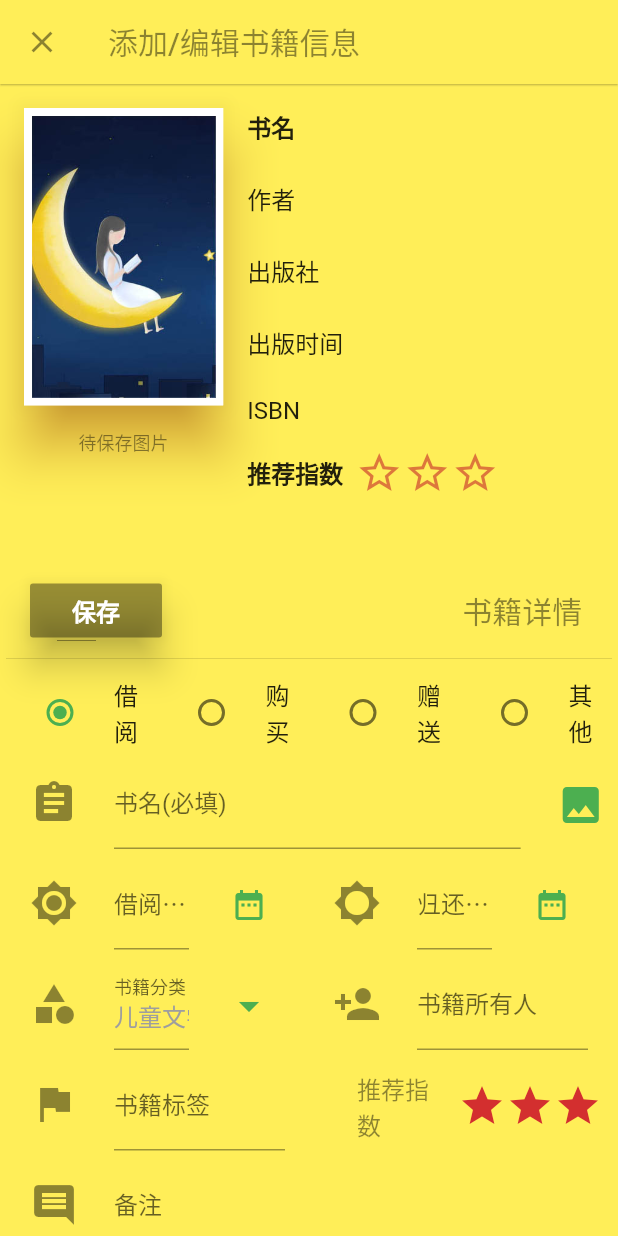
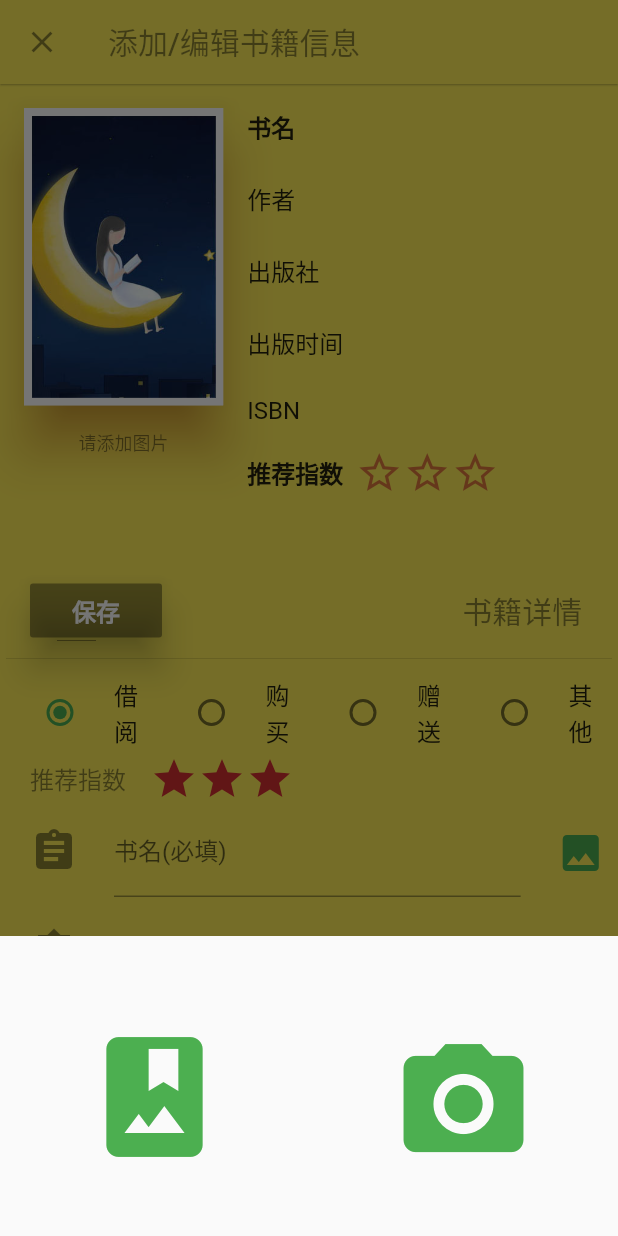
Before and after one commit to xuHarry9809/BookManager, a Flutter app: the AddBookForm screen opened by its route, after a tap on the "image" icon, on a phone screen of 412 x 824 dp. Run offline on Flutter 3.47's test engine with Material 2 defaults, Android fonts, the phone set to English and light mode, and no system bars; drawn by our look-alikes of smooth_star_rating; our stand-ins replace dio, flutter_datetime_picker, fluttertoast, image_picker, sqflite, transparent_image; accounts and stored records are empty; network calls fail.

Commit message:
initial project

```diff
--- a/lib/app_widget/forms/addbook_form.dart
+++ b/lib/app_widget/forms/addbook_form.dart
@@ -249,11 +249,44 @@ class AddBookFormState extends State<AddBookForm> {
   }
 
   Future _selectImage() async{
-      var image = await ImagePicker.pickImage(source: ImageSource.gallery);
+      showModalBottomSheet(
+         context: context,
+         builder:(BuildContext context) {
+            return new Container(
+              height: 200,
+              child:  new Row(
+                children: <Widget>[
+                  Expanded(
+                    child: Container(
+                       padding:EdgeInsets.only(bottom: 50),
+                       child:IconButton(
+                            icon: Icon(Icons.photo_album, size: 96, color: Colors.green),
+                            tooltip: '相册',
+                            onPressed:null
+                       )
+                    ),
+                    flex: 1,
+                  ),
+                  Expanded(
+                    flex: 1,
+                    child:Container(
+                        padding:EdgeInsets.only(bottom: 40),
+                        child:IconButton(
+                          icon: Icon(Icons.camera_alt, size: 96, color: Colors.green),
+                          tooltip: '摄像头',
+                          onPressed:null
+                        )
+                    ),
+                  )
+                ],
+              ),
+            );
+         });
+      /*var image = await ImagePicker.pickImage(source: ImageSource.gallery);
       setState(() {
          _image = image;
          _image_tip = '待保存图片';
-      });
+      });*/
   }
 
   void _saveBookInfo() {
@@ -395,6 +428,40 @@ class AddBookFormState extends State<AddBookForm> {
             ],
           ),
           Row(
+            mainAxisSize: MainAxisSize.min,
+            children: <Widget>[
+              Flexible(
+                  flex: 1,
+                  child: Row(
+                    children: <Widget>[
+                      SizedBox(width: 16),
+                      Flexible(
+                          flex: 1,
+                          child: Text(
+                            '推荐指数',
+                            style: TextStyle(
+                                fontSize: fontsize, color: Colors.black45),
+                          )),
+                      SizedBox(width: 16),
+                      Flexible(
+                          flex: 2,
+                          child: SmoothStarRating(
+                            allowHalfRating: true,
+                            onRatingChanged: (v) {
+                              favor_rating = v;
+                              setState(() {});
+                            },
+                            starCount: 3,
+                            rating: favor_rating,
+                            size: 32,
+                            color: Colors.red[700],
+                            borderColor: Colors.green,
+                          ))
+                    ],
+                  ))
+            ],
+          ),
+          Row(
             children: <Widget>[
               Flexible(
                   flex: 8,
@@ -435,7 +502,7 @@ class AddBookFormState extends State<AddBookForm> {
             mainAxisSize: MainAxisSize.min,
             children: <Widget>[
               Flexible(
-                flex: 2,
+                flex: 1,
                 child: new ListTile(
                   leading: Icon(Icons.brightness_high, size: 32),
                   title: TextField(
@@ -472,8 +539,13 @@ class AddBookFormState extends State<AddBookForm> {
                           : null),
                 ),
               ),
+            ],
+          ),
+          Row(
+            mainAxisSize: MainAxisSize.min,
+            children: <Widget>[
               Flexible(
-                flex: 2,
+                flex: 1,
                 child: new ListTile(
                   leading: Icon(Icons.brightness_5, size: 32),
                   title: TextField(
@@ -526,7 +598,7 @@ class AddBookFormState extends State<AddBookForm> {
             mainAxisSize: MainAxisSize.min,
             children: <Widget>[
               Flexible(
-                  flex: 2,
+                  flex: 1,
                   //  child:Container(child:categroyCombo)
                   child: ListTile(
                     leading: Icon(
@@ -566,8 +638,13 @@ class AddBookFormState extends State<AddBookForm> {
                       },
                     ),
                   )),
+            ],
+          ),
+          Row(
+            mainAxisSize: MainAxisSize.min,
+            children: <Widget>[
               Flexible(
-                flex: 2,
+                flex: 1,
                 child: new ListTile(
                   leading: Icon(Icons.person_add, size: 32),
                   title: TextField(
@@ -602,38 +679,9 @@ class AddBookFormState extends State<AddBookForm> {
                           //counterText: categorynodes_list[i].category
                         ),
                       ))),
-              Flexible(
-                  flex: 1,
-                  child: Row(
-                    children: <Widget>[
-                      SizedBox(width: 32),
-                      Flexible(
-                          flex: 1,
-                          child: Text(
-                            '推荐指数',
-                            style: TextStyle(
-                                fontSize: fontsize, color: Colors.black45),
-                          )),
-                      SizedBox(width: 16),
-                      Flexible(
-                          flex: 2,
-                          child: SmoothStarRating(
-                            allowHalfRating: true,
-                            onRatingChanged: (v) {
-                              favor_rating = v;
-                              setState(() {});
-                            },
-                            starCount: 3,
-                            rating: favor_rating,
-                            size: 32,
-                            color: Colors.red[700],
-                            borderColor: Colors.green,
-                          ))
-                    ],
-                  ))
+
             ],
           ),
-
           new ListTile(
               leading: Icon(Icons.comment, size: 32),
               title: TextField(
```
Lines whose indentation alone changed are shown as unchanged.
